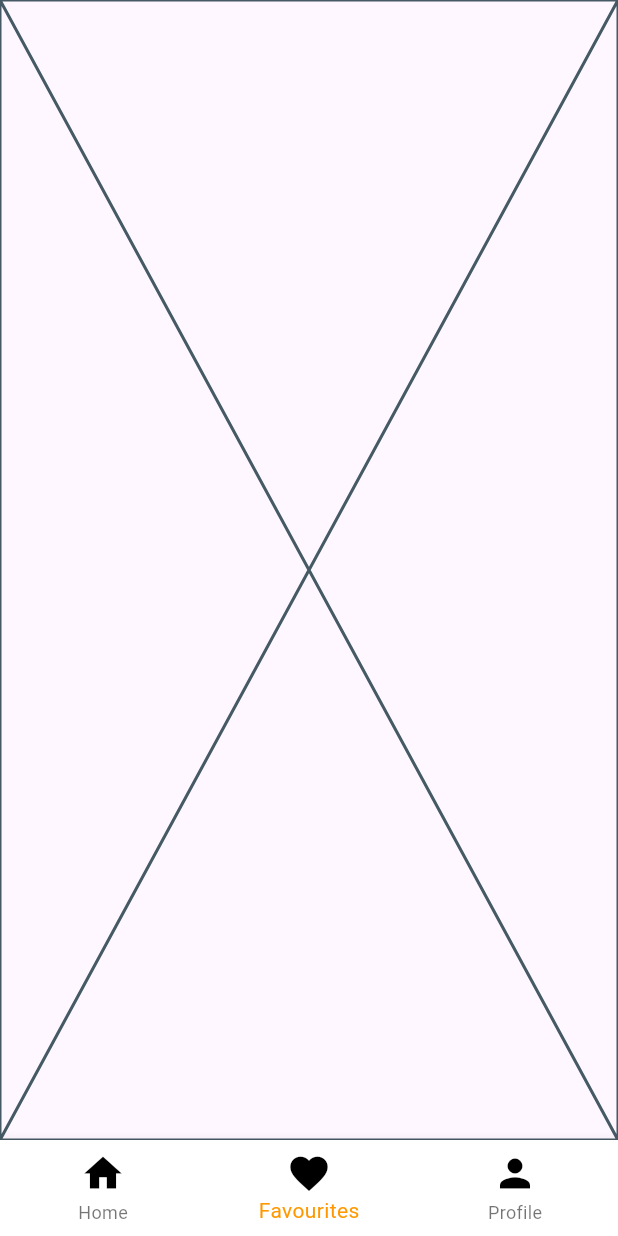
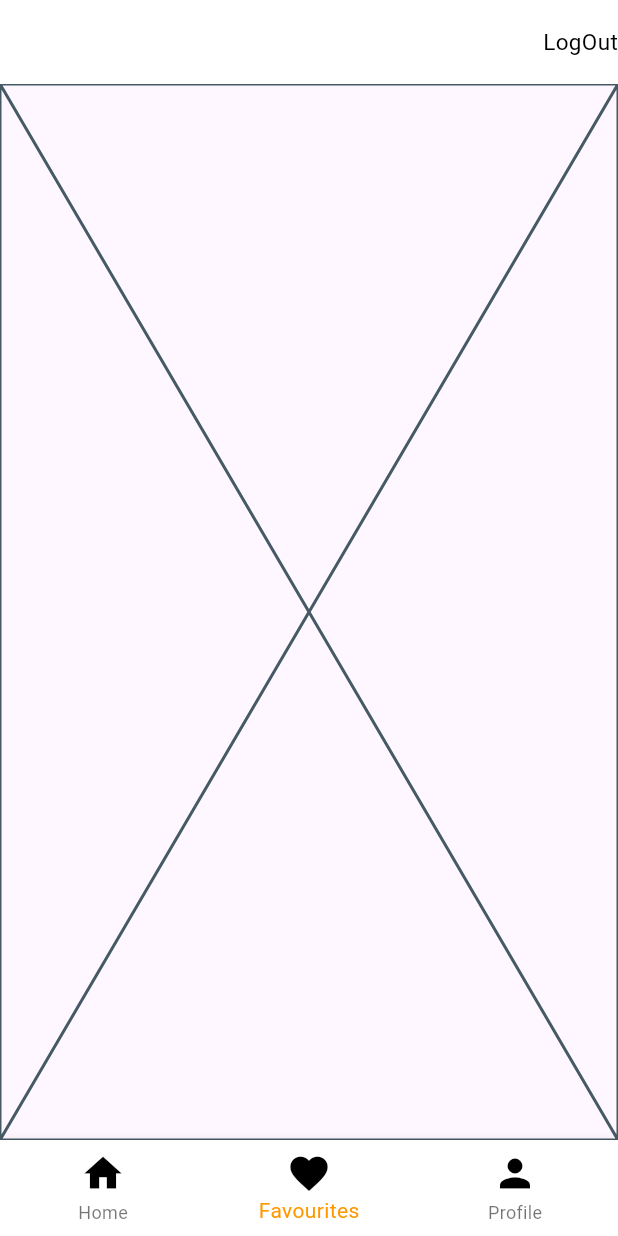
Before and after one commit to isheunesutembo/jobhunt, a Flutter app: the screen it shows after launch, item 2 of the bottom bar chosen, on a phone screen of 412 x 824 dp. Run offline on Flutter 3.47's test engine with Material 3 defaults, Android fonts, the light colour scheme and no system bars; our stand-ins replace flutter_riverpod, flutter_secure_storage, fpdart, internet_connection_checker_plus, snippet_coder_utils; missing offline and left inert: dart:ffi; network calls fail.

Commit message:
authentication added to the app with Provider Container

```diff
--- a/lib/views/main_screen.dart
+++ b/lib/views/main_screen.dart
@@ -1,16 +1,18 @@
 import 'package:flutter/material.dart';
+import 'package:flutter_riverpod/flutter_riverpod.dart';
+import 'package:jobhunt/repository/localauthrepository.dart';
 import 'package:jobhunt/views/favouritescreen.dart';
 import 'package:jobhunt/views/homescreen.dart';
 import 'package:jobhunt/views/profile_screen.dart';
 
-class MainScreen extends StatefulWidget {
+class MainScreen extends ConsumerStatefulWidget {
   const MainScreen({super.key});
 
   @override
-  State<MainScreen> createState() => _MainScreenState();
+  ConsumerState<MainScreen> createState() => _MainScreenState();
 }
 
-class _MainScreenState extends State<MainScreen> {
+class _MainScreenState extends ConsumerState<MainScreen> {
   int selectedIndex=0;
   void _onItemTap(int index){
     setState(() {
@@ -25,8 +27,15 @@ class _MainScreenState extends State<MainScreen> {
   ];
   @override
   Widget build(BuildContext context) {
+
     return Scaffold(
-
+      appBar: AppBar(elevation: 0,
+      backgroundColor: Colors.white,
+      actions: [
+         GestureDetector(onTap: (){
+          ref.read(localAuthRepositoryProvider).logOut(context);
+         },child:const Text("LogOut",style: TextStyle(color: Colors.black,fontSize: 15),))
+      ],),
       bottomNavigationBar:  BottomNavigationBar(
           backgroundColor: Colors.white,
           currentIndex: selectedIndex,
```
